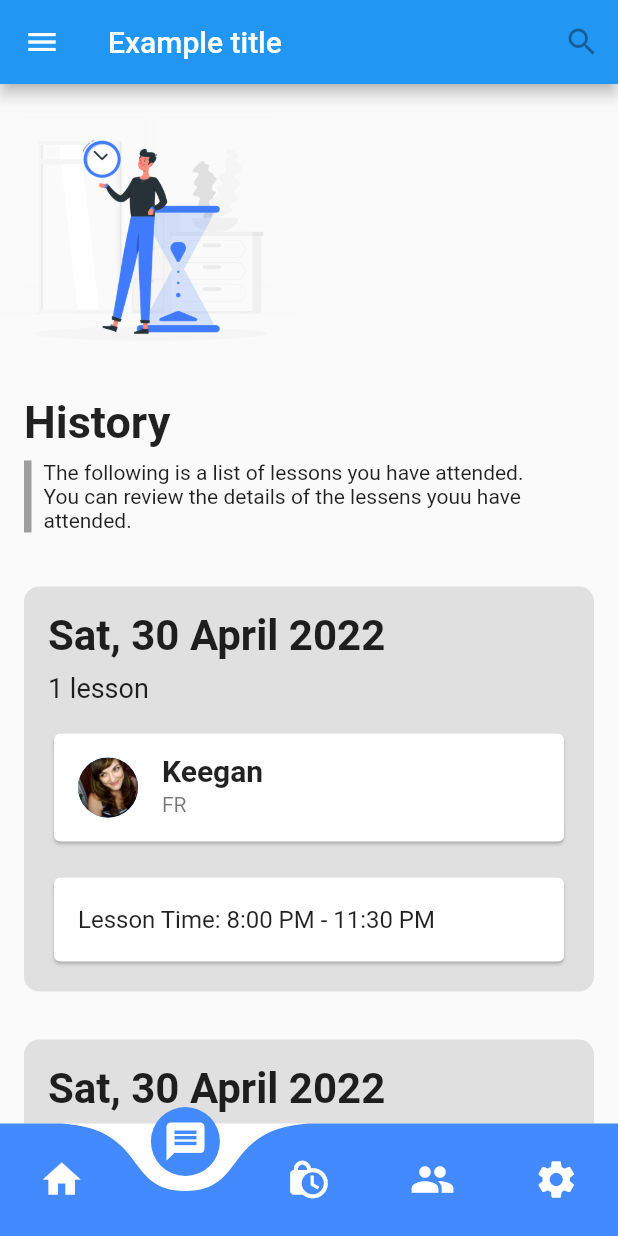
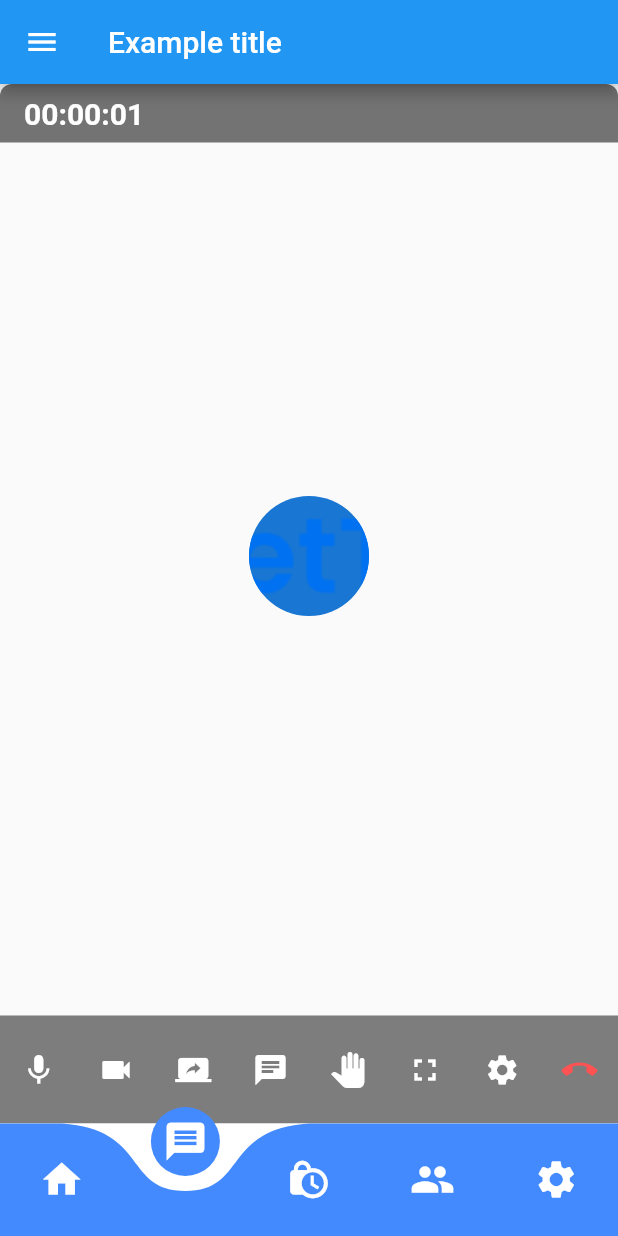
Before and after one commit to luong07734/lettutor, a Flutter app: the screen it shows after launch, item 2 of the bottom bar chosen, on a phone screen of 412 x 824 dp. Run offline on Flutter 3.47's test engine with Material 2 defaults, Android fonts, the phone set to English and light mode, and no system bars; drawn by our look-alikes of curved_navigation_bar, flutter_advanced_drawer; our stand-ins replace chewie, video_player; missing offline and left inert: flutter_pdfview.

Commit message:
UI for favorite tutors, video call
- UI for favorite tutors
- basic ui components for video call screen

```diff
--- a/lib/main.dart
+++ b/lib/main.dart
@@ -11,9 +11,12 @@ import 'package:lettutor/view/booking_view/views/schedule.dart';
 import 'package:lettutor/view/detail/pages/course_detail.dart';
 import 'package:lettutor/view/detail/pages/lesson_detail.dart';
 import 'package:lettutor/view/detail/pages/teacher_detail.dart';
+import 'package:lettutor/view/drawer/pages/approval_form.dart';
+import 'package:lettutor/view/drawer/pages/favorite_tutors.dart';
 import 'package:lettutor/view/main_feature/pages/course_page.dart';
 import 'package:lettutor/view/main_feature/pages/home_page.dart';
 import 'package:lettutor/view/main_feature/pages/tutors_page.dart';
+import 'package:lettutor/view/video_call/pages/video_call.dart';
 
 void main() {
   runApp(
@@ -35,7 +38,16 @@ class MyApp extends StatefulWidget {
 
 class _MyAppState extends State<MyApp> {
   // This widget is the root of your application.
-  int _page = 0;
+  List<Widget> _pages = [
+    HomePage(),
+    VideoCallWidget(),
+    SchedulePage(),
+    TutorsPage(),
+    TeacherDetail(),
+    HistoryPage(),
+    FavoriteTutorsPage(),
+  ];
+  int _currentIndex = 0;
   GlobalKey<CurvedNavigationBarState> _bottomNavigationKey = GlobalKey();
   final _advancedDrawerController = AdvancedDrawerController();
 
@@ -79,26 +91,25 @@ class _MyAppState extends State<MyApp> {
             ),
           ),
           title: const Text('Example title'),
-          actions: const [
-            IconButton(
-              icon: Icon(Icons.search),
-              tooltip: 'Search',
-              onPressed: null,
-            ),
-          ],
+          // actions: const [
+          //   IconButton(
+          //     icon: Icon(Icons.search),
+          //     tooltip: 'Search',
+          //     onPressed: null,
+          //   ),
+          // ],
         ),
         // body is the majority of the screen.
         body: Container(
           // color: Colors.blueAccent,
-          child:
-              // HomePage(page: _page, bottomNavigationKey: _bottomNavigationKey),
+          child: _pages[_currentIndex],
           // TutorsPage(),
           // CoursePage(),
           // TeacherDetail(),
           // CourseDetail(),
           //  LessonDetail(),
           // SchedulePage(),
-              HistoryPage(),
+          // HistoryPage(),
         ),
         // floatingActionButton: const FloatingActionButton(
         //   tooltip: 'Add', // used by assistive technologies
@@ -138,7 +149,7 @@ class _MyAppState extends State<MyApp> {
           onTap: (index) {
             //Handle button tap
             setState(() {
-              _page = index;
+              _currentIndex = index;
             });
           },
         ),
@@ -168,19 +179,29 @@ class _MyAppState extends State<MyApp> {
                   ),
                 ),
                 ListTile(
-                  onTap: () {},
+                  onTap: () {
+                    setState(() {
+                      _currentIndex = 5;
+                    });
+                    _advancedDrawerController.hideDrawer();
+                  },
                   leading: Icon(Icons.schedule),
                   title: Text('Schedule History'),
                 ),
                 ListTile(
-                  onTap: () {},
+                  onTap: () {
+                    setState(() {
+                      _currentIndex = 6;
+                    });
+                    _advancedDrawerController.hideDrawer();
+                  },
                   leading: Icon(Icons.favorite),
-                  title: Text('Favourite Teachers'),
+                  title: Text('Favourite Tutors'),
                 ),
                 ListTile(
                   onTap: () {},
                   leading: Icon(Icons.co_present),
-                  title: Text('Become a teacher'),
+                  title: Text('Become a Tutor'),
                 ),
                 ListTile(
                   onTap: () {},
--- a/lib/view/booking_view/views/history.dart
+++ b/lib/view/booking_view/views/history.dart
@@ -9,10 +9,13 @@ class HistoryPage extends StatelessWidget {
     return Column(
       crossAxisAlignment: CrossAxisAlignment.start,
       children: [
-        Image.asset(
-          AssetsManager.historyImage,
-          width: 200,
-          height: 200,
+        Padding(
+          padding: const EdgeInsets.symmetric(horizontal: 16.0),
+          child: Image.asset(
+            AssetsManager.historyImage,
+            width: 100,
+            height: 100,
+          ),
         ),
         Padding(
           padding: const EdgeInsets.symmetric(vertical: 8.0, horizontal: 16.0),
--- /dev/null
+++ b/lib/view/video_call/pages/video_call.dart
@@ -0,0 +1,187 @@
+import 'package:flutter/material.dart';
+import 'package:lettutor/constants/asset_manager.dart';
+import 'dart:async';
+
+class VideoCallWidget extends StatefulWidget {
+  @override
+  _VideoCallWidgetState createState() => _VideoCallWidgetState();
+}
+
+class _VideoCallWidgetState extends State<VideoCallWidget> {
+  bool _isMuted = false;
+  bool _isCameraOff = false;
+  bool _isScreenSharing = false;
+  bool _isChatOpen = false;
+  bool _isHandRaised = false;
+  bool _isFullscreen = false;
+
+  int _secondsElapsed = 0;
+  Timer? _timer;
+
+  @override
+  void initState() {
+    super.initState();
+    _timer = Timer.periodic(const Duration(seconds: 1), (timer) {
+      setState(() {
+        _secondsElapsed++;
+      });
+    });
+  }
+
+  @override
+  void dispose() {
+    _timer?.cancel();
+    super.dispose();
+  }
+
+  @override
+  Widget build(BuildContext context) {
+    return Scaffold(
+      body: Stack(
+        children: [
+          // Add your video call widget here
+          // Example: VideoPlayer(controller),
+          Positioned(
+            left: 0,
+            right: 0,
+            top: MediaQuery.of(context).size.height / 3,
+            child: CircleAvatar(
+              radius: 40,
+              backgroundImage: AssetImage(AssetsManager.appLogoImage),
+            ),
+          ),
+          Positioned(
+            bottom: 0,
+            left: 0,
+            right: 0,
+            child: Container(
+              color: Colors.black.withOpacity(0.5),
+              padding: const EdgeInsets.symmetric(vertical: 12),
+              child: Row(
+                mainAxisAlignment: MainAxisAlignment.spaceAround,
+                children: [
+                  IconButton(
+                    icon: Icon(
+                      _isMuted ? Icons.mic_off : Icons.mic,
+                      color: Colors.white,
+                    ),
+                    onPressed: () {
+                      setState(() {
+                        _isMuted = !_isMuted;
+                      });
+                    },
+                  ),
+                  IconButton(
+                    icon: Icon(
+                      _isCameraOff ? Icons.videocam_off : Icons.videocam,
+                      color: Colors.white,
+                    ),
+                    onPressed: () {
+                      setState(() {
+                        _isCameraOff = !_isCameraOff;
+                      });
+                    },
+                  ),
+                  IconButton(
+                    icon: Icon(
+                      _isScreenSharing
+                          ? Icons.stop_screen_share
+                          : Icons.screen_share,
+                      color: Colors.white,
+                    ),
+                    onPressed: () {
+                      setState(() {
+                        _isScreenSharing = !_isScreenSharing;
+                      });
+                    },
+                  ),
+                  IconButton(
+                    icon: Icon(
+                      _isChatOpen ? Icons.chat_bubble_outline : Icons.chat,
+                      color: Colors.white,
+                    ),
+                    onPressed: () {
+                      setState(() {
+                        _isChatOpen = !_isChatOpen;
+                      });
+                    },
+                  ),
+                  IconButton(
+                    icon: Icon(
+                      _isHandRaised ? Icons.pan_tool_outlined : Icons.pan_tool,
+                      color: Colors.white,
+                    ),
+                    onPressed: () {
+                      setState(() {
+                        _isHandRaised = !_isHandRaised;
+                      });
+                    },
+                  ),
+                  IconButton(
+                    icon: Icon(
+                      _isFullscreen ? Icons.fullscreen_exit : Icons.fullscreen,
+                      color: Colors.white,
+                    ),
+                    onPressed: () {
+                      setState(() {
+                        _isFullscreen = !_isFullscreen;
+                      });
+                    },
+                  ),
+                  IconButton(
+                    icon: const Icon(
+                      Icons.settings,
+                      color: Colors.white,
+                    ),
+                    onPressed: () {
+                      // Add your settings functionality here
+                    },
+                  ),
+                  IconButton(
+                    icon: const Icon(
+                      Icons.call_end,
+                      color: Colors.redAccent,
+                    ),
+                    onPressed: () {
+                      // Add your end call functionality here
+                    },
+                  ),
+                ],
+              ),
+            ),
+          ),
+          Positioned(
+            top: 0,
+            left: 0,
+            right: 0,
+            child: Container(
+              padding: const EdgeInsets.symmetric(vertical: 8, horizontal: 16),
+              decoration: const BoxDecoration(
+                color: Colors.black54,
+                borderRadius: BorderRadius.only(
+                  topLeft: Radius.circular(8),
+                  topRight: Radius.circular(8),
+                ),
+              ),
+              child: Text(
+                _formatDuration(Duration(seconds: _secondsElapsed)),
+                style: const TextStyle(
+                  color: Colors.white,
+                  fontWeight: FontWeight.bold,
+                  fontSize: 20,
+                ),
+              ),
+            ),
+          ),
+        ],
+      ),
+    );
+  }
+
+  String _formatDuration(Duration duration) {
+    String twoDigits(int n) => n.toString().padLeft(2, "0");
+    String twoDigitMinutes = twoDigits(duration.inMinutes.remainder(60));
+    String twoDigitSeconds = twoDigits(duration.inSeconds.remainder(60));
+    return "${twoDigits(duration.inHours)}:$twoDigitMinutes:$twoDigitSeconds";
+  }
+}
```
Also changed, not shown: lib/view/booking_view/views/schedule.dart (+7 -4 lines), lib/view/drawer/pages/approval_form.dart (added, +87 -0 lines), lib/view/drawer/pages/favorite_tutors.dart (added, +30 -0 lines), lib/view/main_feature/pages/home_page.dart (+1 -10 lines). Lines whose indentation alone changed are shown as unchanged.
